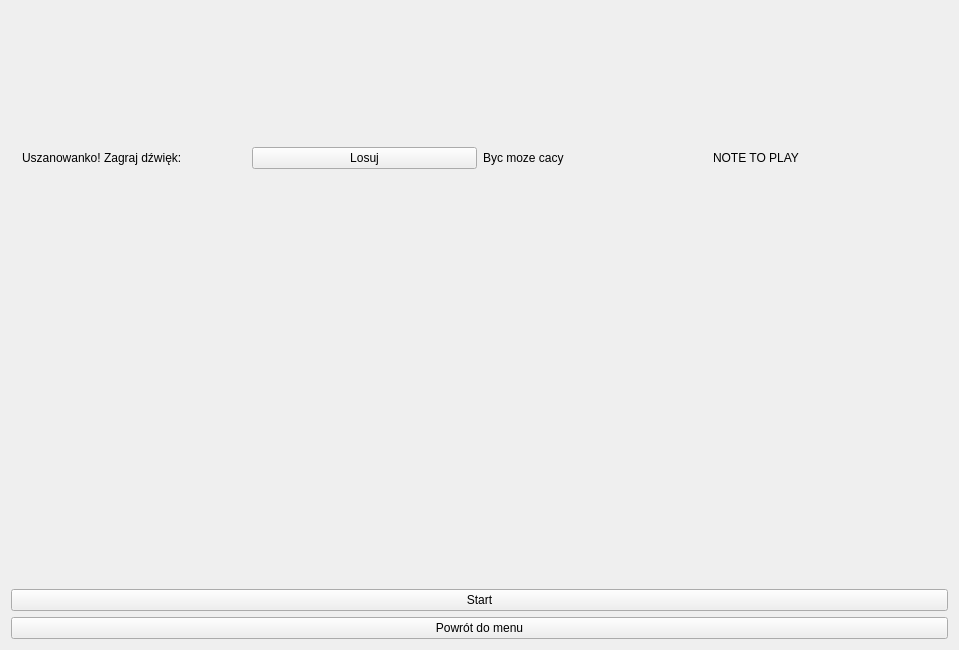
Old version of the form mainwindow.ui in the repository december0123/dzwiekspert.
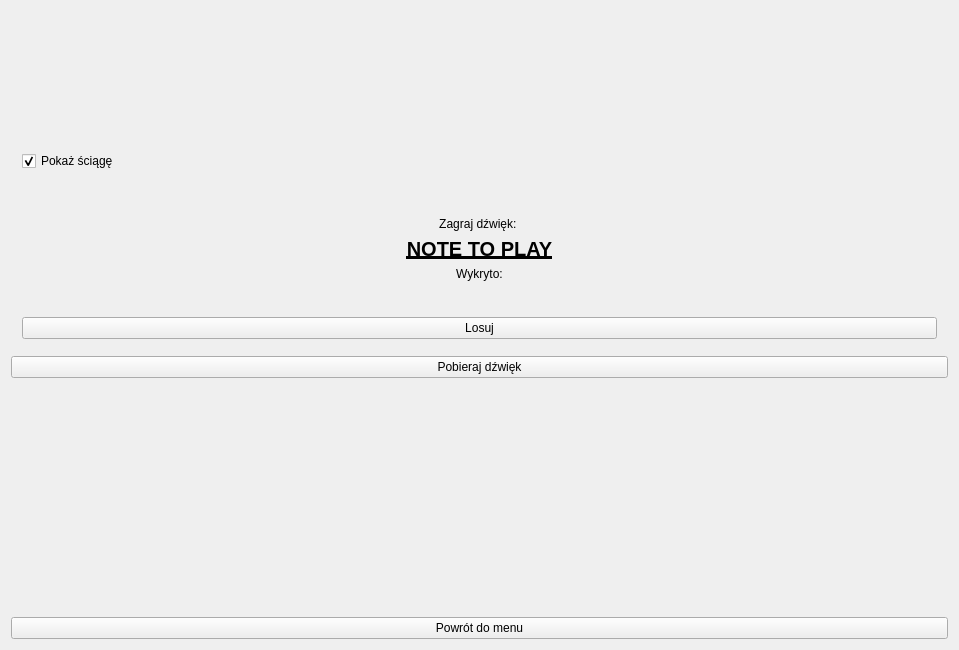
New version of the form. The open tabs and pages were chosen to show the change. Custom widgets are drawn as their Qt base class.

Patch:
```diff
--- a/mainwindow.ui
+++ b/mainwindow.ui
@@ -18,7 +18,7 @@
     <item>
      <widget class="QStackedWidget" name="views">
       <property name="currentIndex">
-       <number>2</number>
+       <number>3</number>
       </property>
       <widget class="QWidget" name="menu">
        <layout class="QGridLayout" name="gridLayout_3">
@@ -469,42 +469,140 @@
        </layout>
       </widget>
       <widget class="QWidget" name="Learning">
-       <layout class="QVBoxLayout" name="verticalLayout_7">
+       <layout class="QVBoxLayout" name="verticalLayout_7" stretch="1,0,0,1">
         <item>
-         <layout class="QHBoxLayout" name="horizontalLayout_2">
+         <widget class="Fretboard" name="fretboard" native="true">
+          <zorder>showCheatSheet</zorder>
+         </widget>
+        </item>
+        <item>
+         <widget class="QCheckBox" name="showCheatSheet">
+          <property name="text">
+           <string>Pokaż ściągę</string>
+          </property>
+          <property name="checked">
+           <bool>true</bool>
+          </property>
+         </widget>
+        </item>
+        <item>
+         <spacer name="verticalSpacer_10">
+          <property name="orientation">
+           <enum>Qt::Vertical</enum>
+          </property>
+          <property name="sizeHint" stdset="0">
+           <size>
+            <width>20</width>
+            <height>40</height>
+           </size>
+          </property>
+         </spacer>
+        </item>
+        <item>
+         <layout class="QVBoxLayout" name="verticalLayout_8" stretch="1,1,5,0,3,0,3,0">
           <item>
            <widget class="QLabel" name="label">
             <property name="text">
-             <string>Uszanowanko! Zagraj dźwięk: </string>
+             <string>Zagraj dźwięk: </string>
             </property>
-           </widget>
-          </item>
-          <item>
-           <widget class="QPushButton" name="drawRandomNote">
-            <property name="text">
-             <string>Losuj</string>
-            </property>
-           </widget>
-          </item>
-          <item>
-           <widget class="QLabel" name="learnStatus">
-            <property name="text">
-             <string>Byc moze cacy</string>
+            <property name="alignment">
+             <set>Qt::AlignCenter</set>
             </property>
            </widget>
           </item>
           <item>
            <widget class="QLabel" name="noteToPlay">
+            <property name="font">
+             <font>
+              <pointsize>15</pointsize>
+              <weight>75</weight>
+              <bold>true</bold>
+              <underline>true</underline>
+             </font>
+            </property>
             <property name="text">
              <string>NOTE TO PLAY</string>
             </property>
+            <property name="alignment">
+             <set>Qt::AlignCenter</set>
+            </property>
            </widget>
           </item>
+          <item>
+           <spacer name="verticalSpacer_8">
+            <property name="orientation">
+             <enum>Qt::Vertical</enum>
+            </property>
+            <property name="sizeHint" stdset="0">
+             <size>
+              <width>20</width>
+              <height>40</height>
+             </size>
+            </property>
+           </spacer>
+          </item>
+          <item>
+           <widget class="QLabel" name="label_2">
+            <property name="text">
+             <string>Wykryto:</string>
+            </property>
+            <property name="alignment">
+             <set>Qt::AlignCenter</set>
+            </property>
+           </widget>
+          </item>
+          <item>
+           <widget class="QLabel" name="learnStatus">
+            <property name="font">
+             <font>
+              <pointsize>15</pointsize>
+              <weight>75</weight>
+              <bold>true</bold>
+             </font>
+            </property>
+            <property name="text">
+             <string> </string>
+            </property>
+            <property name="alignment">
+             <set>Qt::AlignCenter</set>
+            </property>
+           </widget>
+          </item>
+          <item>
+           <spacer name="verticalSpacer_9">
+            <property name="orientation">
+             <enum>Qt::Vertical</enum>
+            </property>
+            <property name="sizeHint" stdset="0">
+             <size>
+              <width>20</width>
+              <height>40</height>
+             </size>
+            </property>
+           </spacer>
+          </item>
+          <item>
+           <widget class="QPushButton" name="drawRandomNote">
+            <property name="text">
+             <string>Losuj</string>
+            </property>
+           </widget>
+          </item>
+          <item>
+           <spacer name="verticalSpacer_11">
+            <property name="orientation">
+             <enum>Qt::Vertical</enum>
+            </property>
+            <property name="sizeHint" stdset="0">
+             <size>
+              <width>20</width>
+              <height>40</height>
+             </size>
+            </property>
+           </spacer>
+          </item>
          </layout>
         </item>
-        <item>
-         <widget class="Fretboard" name="fretboard" native="true"/>
-        </item>
        </layout>
       </widget>
       <widget class="QWidget" name="page"/>
@@ -516,13 +614,26 @@
        <bool>true</bool>
       </property>
       <property name="text">
-       <string>Start</string>
+       <string>Pobieraj dźwięk</string>
       </property>
       <property name="checkable">
        <bool>true</bool>
       </property>
      </widget>
     </item>
+    <item>
+     <spacer name="verticalSpacer_12">
+      <property name="orientation">
+       <enum>Qt::Vertical</enum>
+      </property>
+      <property name="sizeHint" stdset="0">
+       <size>
+        <width>20</width>
+        <height>40</height>
+       </size>
+      </property>
+     </spacer>
+    </item>
     <item>
      <widget class="QPushButton" name="goToMenu">
       <property name="text">
```
